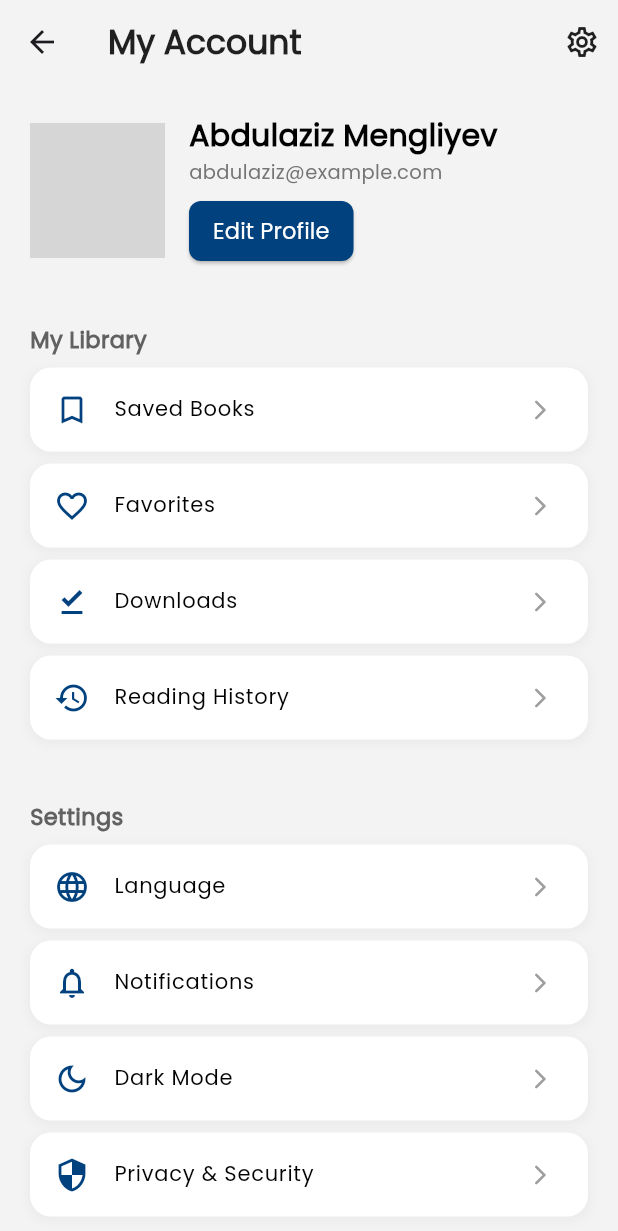
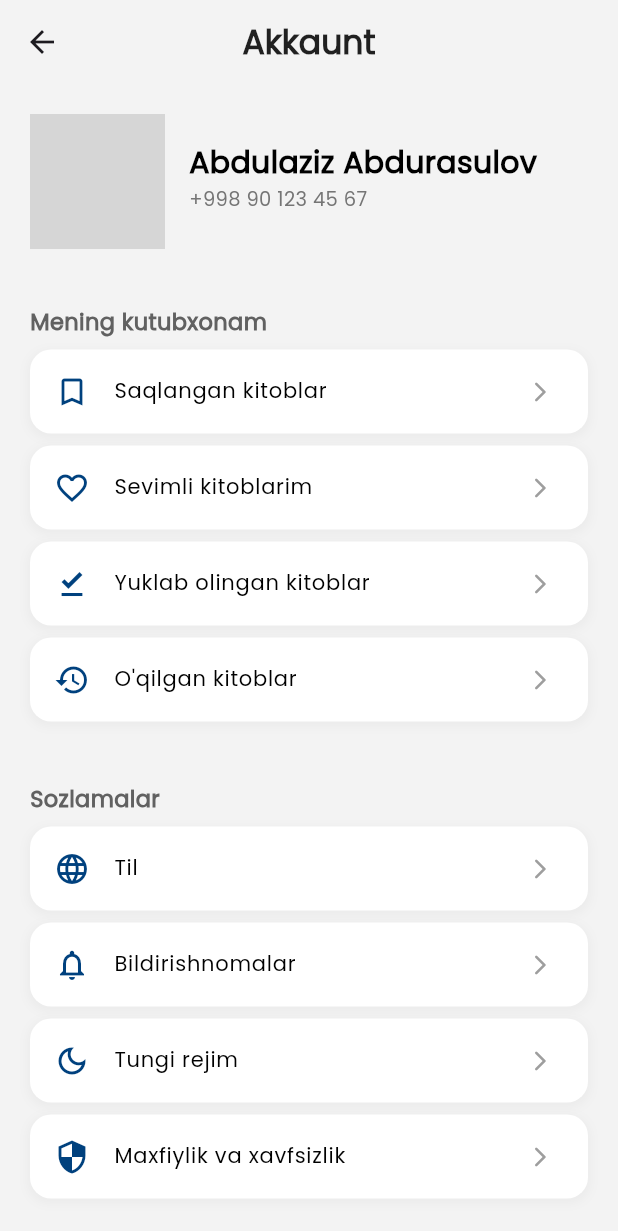
Before and after one commit to abdurasulov1441/mengliyevsebook, a Flutter app: the UserAccountScreen screen opened directly, on a phone screen of 412 x 824 dp. Shown: the top 1231 px of the screen. Run offline on Flutter 3.47's test engine with Material 3 defaults, Android fonts, the phone set to English and light mode, and no system bars; our stand-ins replace cloud_firestore, dio, easy_localization, firebase_core, firebase_crashlytics, firebase_messaging and 10 more; missing offline and left inert: fluid_bottom_nav_bar, otp_timer_button, smart_auth; accounts and stored records are empty; network calls fail; grey boxes are pictures that could not be loaded.

Commit message:
edit design and logic for user page

```diff
--- a/lib/pages/sign/login_screen.dart
+++ b/lib/pages/sign/login_screen.dart
@@ -189,7 +189,7 @@ class _LoginScreenState extends ConsumerState<LoginScreen> {
                 const SizedBox(height: 30),
                 GradientButton(
                   onPressed: () {
-                    context.push(Routes.homeScreen);
+                    context.go(Routes.homeScreen);
                   },
 
                   // login,
@@ -206,7 +206,8 @@ class _LoginScreenState extends ConsumerState<LoginScreen> {
                     const SizedBox(width: 5),
                     TextButton(
                       onPressed: () {
-                        context.push(Routes.register);
+                        context.go(Routes.adminPage);
+                        // context.push(Routes.register);
                       },
                       child: Text(
                         'Ro\'yxatdan o\'tish',
--- a/lib/pages/user_page/user/user_account_screen.dart
+++ b/lib/pages/user_page/user/user_account_screen.dart
@@ -12,21 +12,16 @@ class UserAccountScreen extends StatelessWidget {
       backgroundColor: AppColors.ui,
       appBar: AppBar(
         backgroundColor: AppColors.ui,
+        centerTitle: true,
         elevation: 0,
         title: Text(
-          "My Account",
+          "Akkaunt",
           style: AppStyle.fontStyle.copyWith(
             fontWeight: FontWeight.w600,
             fontSize: 22,
             color: Colors.black87,
           ),
         ),
-        actions: [
-          IconButton(
-            icon: const Icon(Icons.settings_outlined, color: Colors.black87),
-            onPressed: () {},
-          ),
-        ],
       ),
       body: ListView(
         padding: const EdgeInsets.symmetric(horizontal: 20, vertical: 10),
@@ -47,40 +42,20 @@ class UserAccountScreen extends StatelessWidget {
                   crossAxisAlignment: CrossAxisAlignment.start,
                   children: [
                     Text(
-                      "Abdulaziz Mengliyev",
+                      "Abdulaziz Abdurasulov",
                       style: AppStyle.fontStyle.copyWith(
                         fontSize: 20,
                         fontWeight: FontWeight.w600,
                       ),
                     ),
                     Text(
-                      "abdulaziz@example.com",
+                      "+998 90 123 45 67",
                       style: AppStyle.fontStyle.copyWith(
                         color: Colors.grey[600],
                         fontSize: 13,
                       ),
                     ),
                     const SizedBox(height: 6),
-                    ElevatedButton(
-                      onPressed: () {},
-                      style: ElevatedButton.styleFrom(
-                        backgroundColor: AppColors.grade1,
-                        shape: RoundedRectangleBorder(
-                          borderRadius: BorderRadius.circular(8),
-                        ),
-                        padding: const EdgeInsets.symmetric(
-                          horizontal: 16,
-                          vertical: 8,
-                        ),
-                      ),
-                      child: Text(
-                        "Edit Profile",
-                        style: AppStyle.fontStyle.copyWith(
-                          fontWeight: FontWeight.w500,
-                          color: Colors.white,
-                        ),
-                      ),
-                    ),
                   ],
                 ),
               ),
@@ -88,23 +63,31 @@ class UserAccountScreen extends StatelessWidget {
           ),
 
           const SizedBox(height: 30),
-          _buildSectionTitle("My Library"),
-          _buildListTile(Icons.bookmark_outline, "Saved Books", () {}),
-          _buildListTile(Icons.favorite_outline, "Favorites", () {}),
-          _buildListTile(Icons.download_done_outlined, "Downloads", () {}),
-          _buildListTile(Icons.history, "Reading History", () {}),
+          _buildSectionTitle("Mening kutubxonam"),
+          _buildListTile(Icons.bookmark_outline, "Saqlangan kitoblar", () {}),
+          _buildListTile(Icons.favorite_outline, "Sevimli kitoblarim", () {}),
+          _buildListTile(
+            Icons.download_done_outlined,
+            "Yuklab olingan kitoblar",
+            () {},
+          ),
+          _buildListTile(Icons.history, "O'qilgan kitoblar", () {}),
 
           const SizedBox(height: 25),
-          _buildSectionTitle("Settings"),
-          _buildListTile(Icons.language_outlined, "Language", () {}),
-          _buildListTile(Icons.notifications_none, "Notifications", () {}),
-          _buildListTile(Icons.dark_mode_outlined, "Dark Mode", () {}),
-          _buildListTile(Icons.security_outlined, "Privacy & Security", () {}),
+          _buildSectionTitle("Sozlamalar"),
+          _buildListTile(Icons.language_outlined, "Til", () {}),
+          _buildListTile(Icons.notifications_none, "Bildirishnomalar", () {}),
+          _buildListTile(Icons.dark_mode_outlined, "Tungi rejim", () {}),
+          _buildListTile(
+            Icons.security_outlined,
+            "Maxfiylik va xavfsizlik",
+            () {},
+          ),
 
           const SizedBox(height: 25),
-          _buildSectionTitle("Help & Support"),
-          _buildListTile(Icons.help_outline, "FAQ & Support", () {}),
-          _buildListTile(Icons.info_outline, "About App", () {}),
+          _buildSectionTitle("Yordam va qo'llab-quvvatlash"),
+          _buildListTile(Icons.help_outline, "Yordam", () {}),
+          _buildListTile(Icons.info_outline, "Ilova haqida", () {}),
 
           const SizedBox(height: 25),
           _buildLogoutButton(context),
@@ -171,14 +154,14 @@ class UserAccountScreen extends StatelessWidget {
         onPressed: () {},
         icon: const Icon(Icons.logout, color: Colors.white),
         label: Text(
-          "Log Out",
+          "Chiqish",
           style: AppStyle.fontStyle.copyWith(
             fontWeight: FontWeight.w500,
             color: Colors.white,
           ),
         ),
         style: ElevatedButton.styleFrom(
-          backgroundColor: Colors.redAccent,
+          backgroundColor: AppColors.grade1,
           padding: const EdgeInsets.symmetric(horizontal: 40, vertical: 12),
           shape: RoundedRectangleBorder(
             borderRadius: BorderRadius.circular(10),
```
Also changed, not shown: lib/pages/user_page/books/books_screen.dart (+17 -18 lines), lib/pages/user_page/shop/shop_screen.dart (+154 -83 lines).
